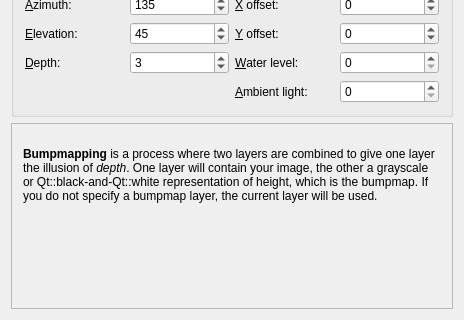
This is krita/plugins/filters/bumpmap/wdgbumpmap.ui in KDE/krita as Qt 5 draws it before an edit; both pictures show x 0 to 464 and y 200 to 520 of the 464 by 520 pixel window. The edited form follows.
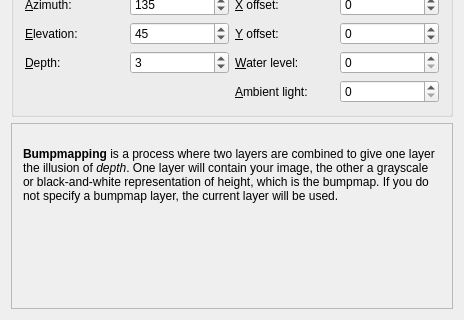
This is the edited form. Custom widgets are drawn as their Qt base class.

Commit message: Fix convert script error

What changed in the file:
```diff
--- a/krita/plugins/filters/bumpmap/wdgbumpmap.ui
+++ b/krita/plugins/filters/bumpmap/wdgbumpmap.ui
@@ -47,7 +47,7 @@
         <property name="text" >
          <string>&lt;b>Bumpmapping&lt;/b> is a process where two layers are 
 combined to give one layer the illusion of &lt;i>depth&lt;/i>. One layer 
-will contain your image, the other a grayscale or Qt::black-and-Qt::white
+will contain your image, the other a grayscale or black-and-white
 representation of height, which is the bumpmap. If you do not specify a bumpmap
 layer, the current layer will be used.</string>
         </property>
```
